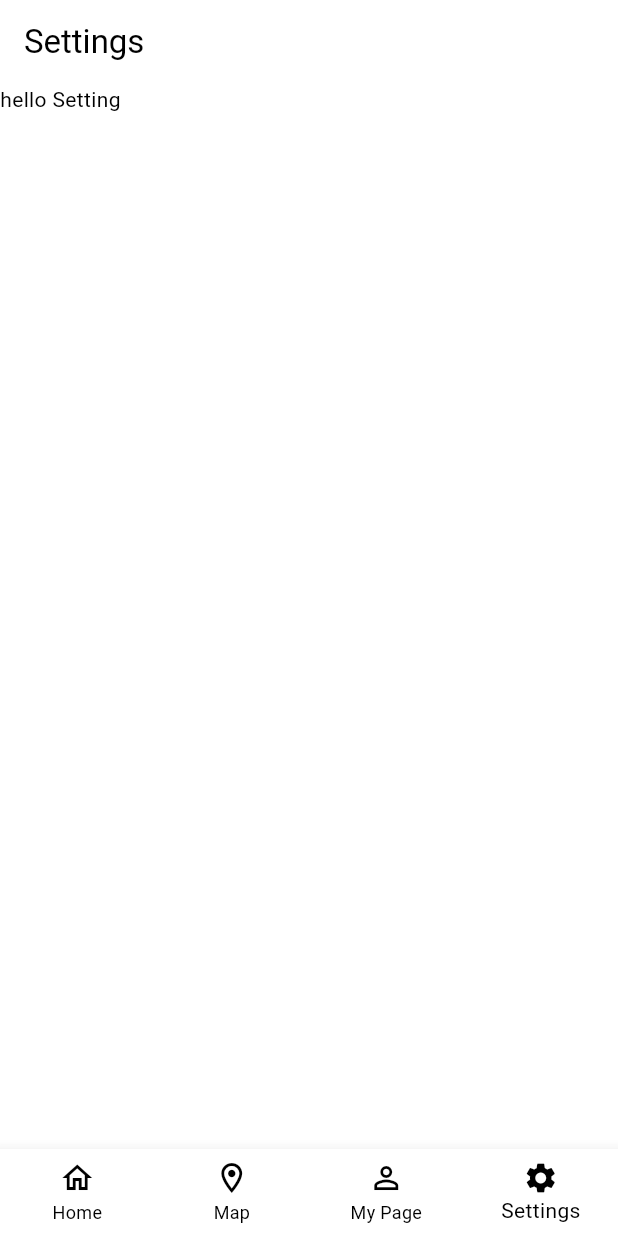
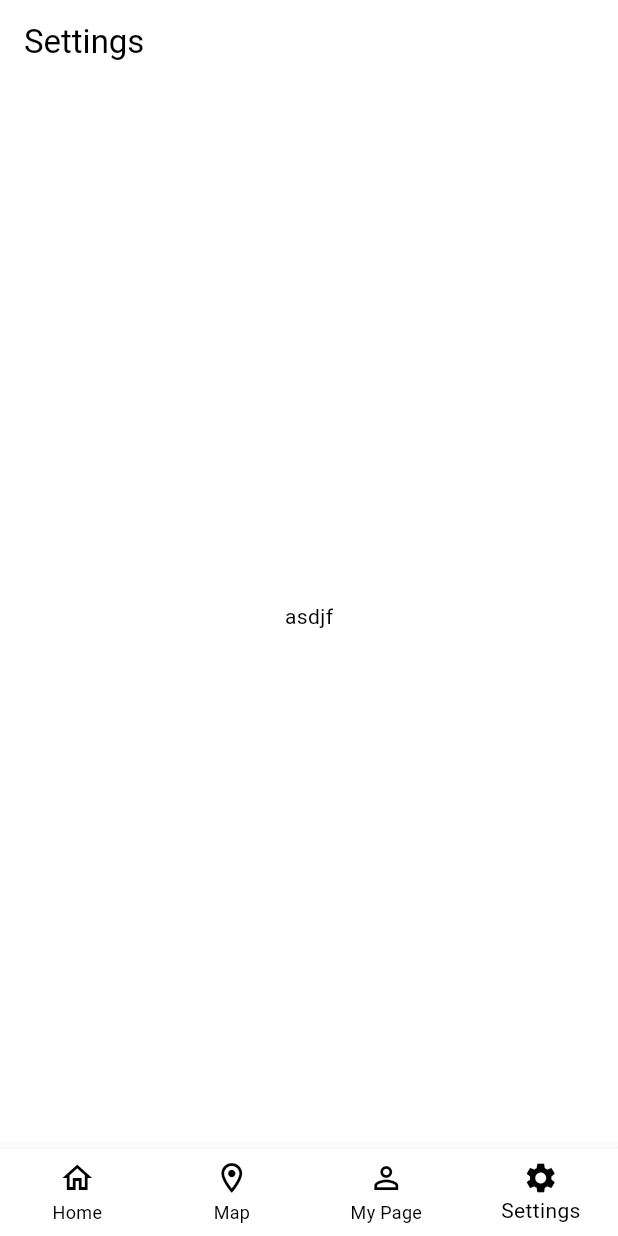
Before and after one commit to NostraProejct/NostraKnu_FE, a Flutter app: the screen it shows after launch, item 4 of the bottom bar chosen, on a phone screen of 412 x 824 dp. Run offline on Flutter 3.47's test engine with Material 3 defaults, Android fonts, the phone set to English and light mode, and no system bars; our stand-ins replace go_router, google_fonts, infinite_scroll_pagination.

Commit message:
FEAT / communityList-setting초기화

```diff
--- a/lib/community/main/noticeBoardSection.dart
+++ b/lib/community/main/noticeBoardSection.dart
@@ -1,6 +1,5 @@
 import 'package:flutter/material.dart';
 import 'package:go_router/go_router.dart';
-import 'package:nostra/community/list/communityList.dart';
 import 'package:nostra/community/main/data/boardTextData.dart';
 
 import 'PostItem.dart';
--- a/lib/home/home_screen.dart
+++ b/lib/home/home_screen.dart
@@ -1,5 +1,4 @@
 import 'package:flutter/material.dart';
-import 'package:google_fonts/google_fonts.dart';
 
 
 class HomeScreen extends StatelessWidget {
--- a/lib/home/mainpage.dart
+++ b/lib/home/mainpage.dart
@@ -1,11 +1,8 @@
 import 'package:flutter/material.dart';
 import 'package:go_router/go_router.dart';
-import 'package:nostra/community/main/communityMain.dart';
 import 'package:nostra/home/title/home_title.dart';
 
-import '../community/list/communityList.dart';
 import '../community/main/title/communityTitle.dart';
-import 'home_screen.dart';
 
 class MainPage extends StatefulWidget {
 
@@ -52,14 +49,6 @@ class _MainPageState extends State<MainPage> {
 
   ];
 
-  final List<Widget> _pages = [
-    HomeScreen(),
-    Center(child: Text("Map Screen")), // 임시 Map 화면
-    CommunityMain(),
-    Center(child: Text("Setting Screen"))
-  ];
-
-  // 각 페이지에 해당하는 제목
   final List<Widget> _titles = [
     HomeTitleWidget(),
     Text(
--- a/lib/infra/router/router.dart
+++ b/lib/infra/router/router.dart
@@ -1,5 +1,7 @@
 import 'package:flutter/material.dart';
 import 'package:go_router/go_router.dart';
+import 'package:nostra/community/write/communityWrite.dart';
+import 'package:nostra/setting/settingPage.dart';
 
 import '../../community/list/communityList.dart';
 import '../../community/list/title/communityListTitle.dart';
@@ -41,13 +43,20 @@ final GoRouter router = GoRouter(
               path: 'list',
               pageBuilder: (BuildContext context, GoRouterState state) =>
                   _customTransitionPage(CommunityList()),
+              routes: [
+                  GoRoute(
+                    path: 'write',
+                    pageBuilder: (BuildContext context, GoRouterState state) =>
+                        _customTransitionPage(CommunityWrite())
+                  )
+                ]
             ),
           ],
         ),
         GoRoute(
           path: '/settings',
           pageBuilder: (BuildContext context, GoRouterState state) =>
-              _customTransitionPage(Text("hello Setting")),
+              _customTransitionPage(SettingPage()),
         ),
       ],
     ),
--- /dev/null
+++ b/lib/setting/settingPage.dart
@@ -0,0 +1,19 @@
+import 'package:flutter/cupertino.dart';
+import 'package:flutter/material.dart';
+
+class SettingPage extends StatefulWidget {
+
+  @override
+  State<StatefulWidget> createState() => _SettingPage();
+}
+
+class _SettingPage extends State<SettingPage> {
+  @override
+  Widget build(BuildContext context) {
+    return Scaffold(
+      body: Center(
+        child: Text('asdjf'),
+      ),
+    );
+  }
+}
```
Also changed, not shown: lib/community/list/communityList.dart (+6 -2 lines), lib/community/write/communityWrite.dart (added, +21 -0 lines).
